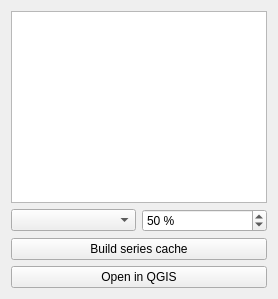
Before: the Qt Designer form src/mhm_qgis/qt/ui/forms/post_map_controls_dock.ui in mhm-ufz/mHM-QGIS, drawn with Qt 5.
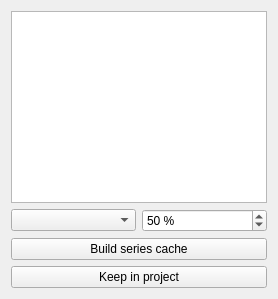
After: the same form once the commit is applied.

Diff of the .ui file:
```diff
--- a/src/mhm_qgis/qt/ui/forms/post_map_controls_dock.ui
+++ b/src/mhm_qgis/qt/ui/forms/post_map_controls_dock.ui
@@ -76,7 +76,7 @@
          <string>Copy the shown layer, with its style and time, into the QGIS project.</string>
         </property>
         <property name="text">
-         <string>Open in QGIS</string>
+         <string>Keep in project</string>
         </property>
        </widget>
       </item>
```
Left out of the diff: 2 changed lines with no effect on the pictures.
